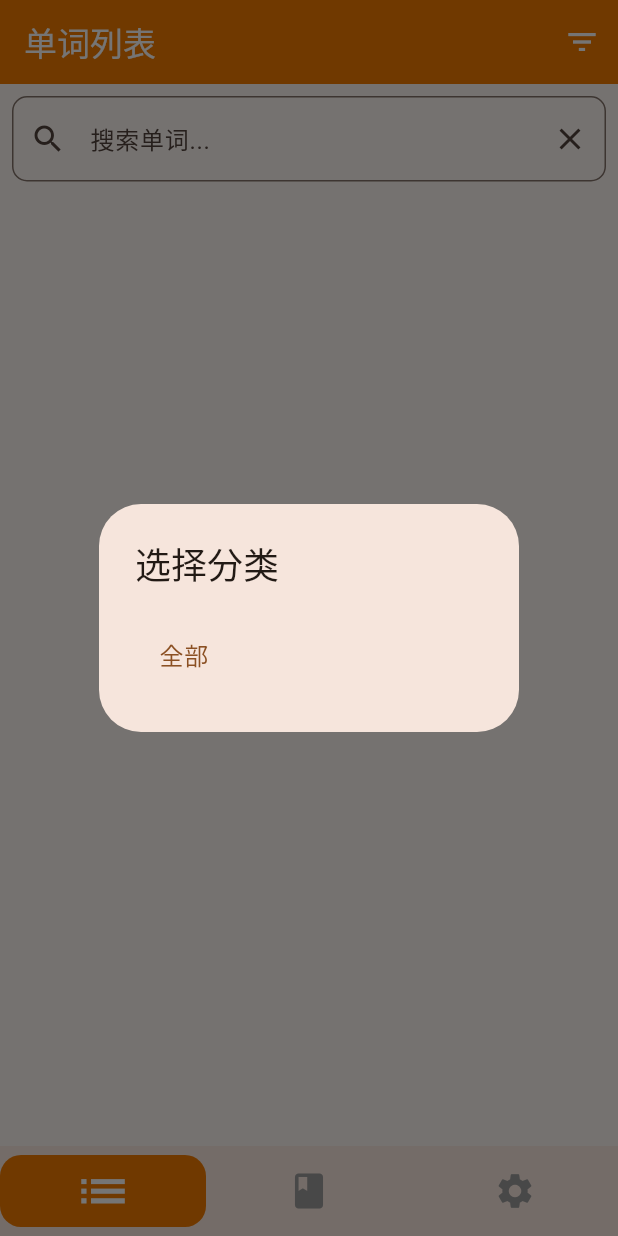
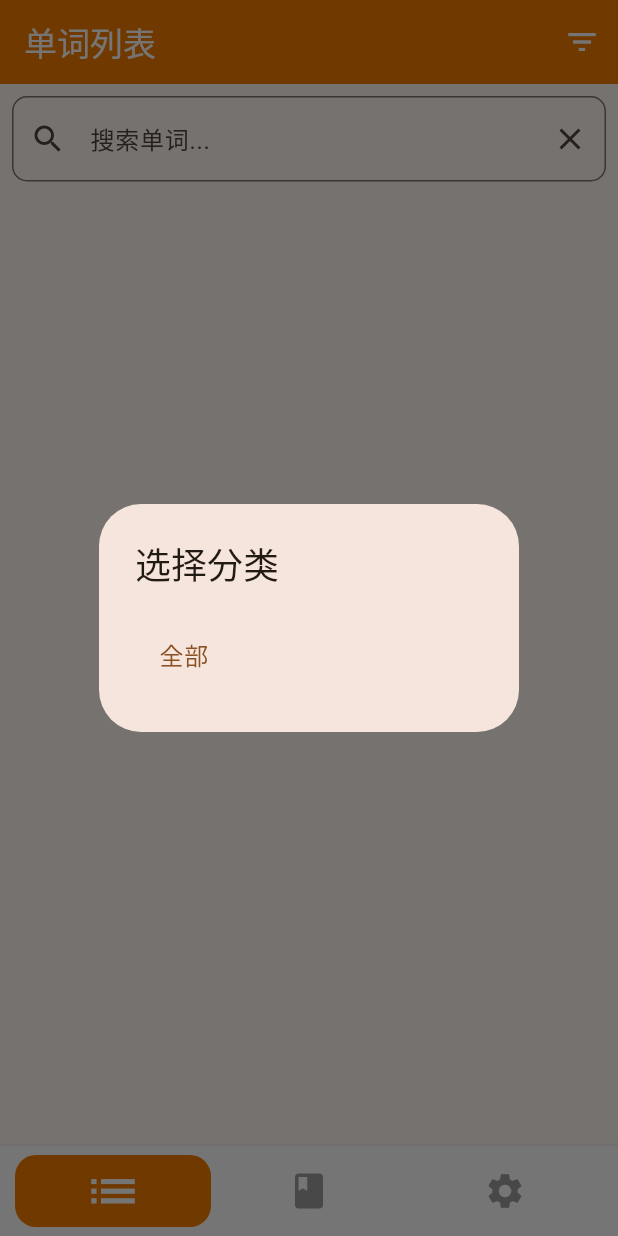
Before and after one commit to sner21/jp, a Flutter app: the screen it shows after launch, after a tap on the "filter list" icon, on a phone screen of 412 x 824 dp. Run offline on Flutter 3.47's test engine with Material 3 defaults, Android fonts, the phone set to English and light mode, and no system bars; our stand-ins replace audioplayers, csv, file_picker, flutter_dotenv, hive, hive_flutter and 2 more; accounts and stored records are empty; generated files the repository leaves out were written again.

Commit message:
20241215

```diff
--- a/lib/screens/home_screen.dart
+++ b/lib/screens/home_screen.dart
@@ -10,7 +10,7 @@ import 'package:flutter/foundation.dart';
 import 'dart:developer' as developer;
 import '../widgets/import_dialogs.dart';
 import '../controllers/vocabulary_controller.dart';
-
+import 'package:flutter/services.dart';
 class HomeScreen extends StatefulWidget {
   const HomeScreen({super.key});
 
@@ -19,10 +19,42 @@ class HomeScreen extends StatefulWidget {
 }
 
 class _HomeScreenState extends State<HomeScreen> {
+  late final VocabularyController _vocabularyController;
   final StorageManager _storageManager =
       StorageManager(Supabase.instance.client);
   final TTSService _ttsService = TTSService();
   int _selectedIndex = 1; // 当前选中的页面索引
+
+  @override
+  void initState() {
+    super.initState();
+    _vocabularyController = VocabularyController.getInstance(
+      storageManager: _storageManager,
+      ttsService: _ttsService,
+      setState: setState,
+      context: context,
+    );
+    Supabase.instance.client.auth.onAuthStateChange.listen((event) {
+      if (event.event == AuthChangeEvent.signedIn) {
+        try {
+          _vocabularyController.storageManager.syncToCloud();
+        } catch (e) {
+          SnackBar(
+            content: Text('同步失败: $e'),
+            duration: const Duration(seconds: 3),
+            action: SnackBarAction(
+              label: '重试',
+              onPressed: () {
+                _vocabularyController.storageManager.syncToCloud();
+                _vocabularyController.loadWords();
+              },
+            ),
+          );
+        }
+      }
+      _vocabularyController.loadWords();
+    });
+  }
 
   Future<void> _clearTTSCache() async {
     try {
@@ -43,23 +75,16 @@ class _HomeScreenState extends State<HomeScreen> {
 
   @override
   Widget build(BuildContext context) {
-    final controller = VocabularyController.getInstance(
-      storageManager: StorageManager(Supabase.instance.client),
-      ttsService: TTSService(),
-      setState: setState,
-      context: context,
-    ); // 页面列表
     final List<Widget> _pages = [
-      const WordListScreen(), // 单词列表页面
-      VocabularyScreen(controller: controller), // 生词本页面
-      const SettingsScreen(), // 设置页面
+      const WordListScreen(),
+      VocabularyScreen(controller: _vocabularyController),
+      const SettingsScreen(),
     ];
-    print(333);
 
     return Scaffold(
       body: _pages[_selectedIndex],
       floatingActionButton: Container(
-        width: MediaQuery.of(context).size.width / 3, // 屏幕宽度的三分之一
+        width: MediaQuery.of(context).size.width / 3,
         height: 50.0,
         margin: const EdgeInsets.only(top: 60),
         // child: FloatingActionButton(
@@ -77,17 +102,20 @@ class _HomeScreenState extends State<HomeScreen> {
       ),
       floatingActionButtonLocation: FloatingActionButtonLocation.centerDocked,
       bottomNavigationBar: BottomAppBar(
+        shadowColor: Colors.grey,
         height: 60.0,
         // elevation: 8.0, // 阴影高度
         // padding: const EdgeInsets.symmetric(horizontal: 0,vertical: 0,), // 内边距
         padding: const EdgeInsets.only(bottom: 0, top: 0), // 内边距
         // clipBehavior: Clip.antiAlias, // 裁剪行为
         shape: null,
+        color: Colors.white ,
         // notchMargin: -20.0,
-        child: Row(
+        child: Padding(
+          padding: const EdgeInsets.only(left: 10, right: 10),
+          child: Row(
           mainAxisAlignment: MainAxisAlignment.spaceAround,
           children: List.generate(_pages.length, (index) {
-            // 定义每个页面对应的图标
             IconData icon;
             switch (index) {
               case 0:
@@ -112,6 +140,7 @@ class _HomeScreenState extends State<HomeScreen> {
                       : Theme.of(context).bannerTheme.backgroundColor,
                 ),
                 child: IconButton(
+
                   color: _selectedIndex == index ? Colors.white : Colors.grey,
                   icon: AnimatedScale(
                     scale: _selectedIndex == index ? 1.2 : 1.0, // 选中时放大1.2倍
@@ -120,6 +149,7 @@ class _HomeScreenState extends State<HomeScreen> {
                     child: Icon(icon, size: index == 0 ? 32 : 28),
                   ),
                   onPressed: () {
+                    HapticFeedback.lightImpact();  // 添加轻微震动反馈
                     setState(() {
                       _selectedIndex = index;
                     });
@@ -128,75 +158,7 @@ class _HomeScreenState extends State<HomeScreen> {
               ),
             );
           }),
-          // children: <Widget>[
-          //   Expanded(
-          //     child: Container(
-          //       // height: 60.0,
-          //       decoration: BoxDecoration(
-          //         // 设置圆角
-          //         borderRadius: BorderRadius.circular(14.0), // 可以调整数值来改变圆角大小
-          //         color: _selectedIndex == 1
-          //             ? Theme.of(context).appBarTheme.backgroundColor
-          //             : Theme.of(context).bannerTheme.backgroundColor,
-          //       ),
-          //       child: IconButton(
-          //         // constraints: const BoxConstraints(minHeight: 800),
-          //         color: _selectedIndex == 1 ? Colors.white : Colors.grey,
-          //         icon: const Icon(Icons.list,size: 28),
-          //         onPressed: () {
-          //           setState(() {
-          //             _selectedIndex = 1;
-          //           });
-          //         },
-          //       ),
-          //     ),
-          //   ),
-          //         Expanded(
-          //     child: Container(
-          //       // height: 60.0,
-          //       decoration: BoxDecoration(
-          //         // 设置圆角
-          //         borderRadius: BorderRadius.circular(14.0), // 可以调整数值来改变圆角大小
-          //         color: _selectedIndex == 0
-          //             ? Theme.of(context).appBarTheme.backgroundColor
-          //             : Theme.of(context).bannerTheme.backgroundColor,
-          //       ),
-          //       child: IconButton(
-          //         // constraints: const BoxConstraints(minHeight: 800),
-          //         color: _selectedIndex == 0 ? Colors.white : Colors.grey,
-          //         icon: const Icon(Icons.book,size: 32),
-          //         onPressed: () {
-          //           setState(() {
-          //             _selectedIndex = 0;
-          //           });
-          //         },
-          //       ),
-          //     ),
-          //   ),
-          //   Expanded(
-          //     child: Container(
-          //       // height: 60.0,
-          //       decoration: BoxDecoration(
-          //         // 设置圆角
-          //         borderRadius: BorderRadius.circular(14.0), // 可以调整数值来改变圆角大小
-          //         color: _selectedIndex == 2
-          //             ? Theme.of(context).appBarTheme.backgroundColor
-          //             : Theme.of(context).bannerTheme.backgroundColor,
-          //       ),
-          //       child: IconButton(
-          //         // constraints: const BoxConstraints(minHeight: 800),
-          //         color: _selectedIndex == 2 ? Colors.white : Colors.grey,
-          //         icon: const Icon(Icons.settings,size: 28),
-          //         onPressed: () {
-          //           setState(() {
-          //             _selectedIndex = 2;
-          //           });
-          //         },
-          //       ),
-          //     ),
-          //   ),
-          // ],
-        ),
+        )),
       ),
     );
   }
--- a/lib/screens/vocabulary_screen.dart
+++ b/lib/screens/vocabulary_screen.dart
@@ -32,12 +32,7 @@ class _VocabularyScreenState extends State<VocabularyScreen> {
   void initState() {
     super.initState();
     _controller = widget.controller;
-    Supabase.instance.client.auth.onAuthStateChange.listen((event) {
-      if (event.event == AuthChangeEvent.signedIn) {
-        _controller.storageManager.syncToCloud();
-      }
-      _controller.loadWords();
-    });
+
     // _pageController = PageController(initialPage: _controller.currentWordIndex);
 
     // _controller.loadWords();
@@ -136,8 +131,7 @@ class _VocabularyScreenState extends State<VocabularyScreen> {
           IconButton(
             icon: const Icon(Icons.filter_list),
             onPressed: () async {
-              final categories =
-                  await _controller.storageManager.getAllCategories();
+              final categories = _controller.storageManager.categoriesList;
               if (!mounted) return;
               showDialog(
                 context: context,
@@ -248,8 +242,9 @@ class _VocabularyScreenState extends State<VocabularyScreen> {
                             ),
                           ),
                           Container(
+                            // margin: const EdgeInsets.only(top: 16.0),
                             padding: const EdgeInsets.symmetric(
-                                vertical: 16.0, horizontal: 8.0),
+                                vertical: 24.0, horizontal: 8.0),
                             decoration: BoxDecoration(
                               color: Colors.white,
                               boxShadow: [
@@ -265,7 +260,7 @@ class _VocabularyScreenState extends State<VocabularyScreen> {
                               children: [
                                 Padding(
                                   padding:
-                                      const EdgeInsets.only(bottom: 16.0),
+                                      const EdgeInsets.only(bottom: 28.0),
                                   child: Row(
                                     mainAxisAlignment:
                                         MainAxisAlignment.center,
@@ -327,7 +322,7 @@ class _VocabularyScreenState extends State<VocabularyScreen> {
                                           _showPageJumpDialog(context),
                                       child: Text(
                                         '${_controller.currentWordIndex + 1}/${_controller.filteredWords.length}',
-                                        style: const TextStyle(fontSize: 16),
+                                        style: const TextStyle(fontSize: 20),
                                       ),
                                     ),
                                   ],
--- a/lib/services/storage_manager.dart
+++ b/lib/services/storage_manager.dart
@@ -2,14 +2,14 @@ import 'package:hive_flutter/hive_flutter.dart';
 import 'package:supabase_flutter/supabase_flutter.dart';
 import '../models/word.dart';
 import 'storage_interface.dart';
-import 'package:flutter/foundation.dart';  // 添加这行
-import 'dart:developer' as developer;      // 添加这行
+import 'package:flutter/foundation.dart'; // 添加这行
+import 'dart:developer' as developer; // 添加这行
 
 class StorageManager implements StorageInterface {
   final SupabaseClient _supabase;
   Box<Word>? _wordBox;
   bool get isLoggedIn => _supabase.auth.currentUser != null;
-
+  List categoriesList = [];
   StorageManager(this._supabase);
 
   Future<void> init() async {
@@ -29,13 +29,15 @@ class StorageManager implements StorageInterface {
             .select()
             .eq('user_id', _supabase.auth.currentUser!.id);
 
-        return (response as List).map((json) => Word(
+        return (response as List)
+            .map((json) => Word(
                   id: json['id'].toString(),
                   japanese: json['japanese'],
                   pronunciation: json['pronunciation'],
                   meaning: json['meaning'],
                   category: json['category'],
-            )).toList();
+                ))
+            .toList();
       } catch (e) {
         return _wordBox!.values.toList();
       }
@@ -61,9 +63,8 @@ class StorageManager implements StorageInterface {
         await _wordBox!.put(newWord.id, newWord);
       }
     } else {
-      final newWord = word.copyWith(
-        id: DateTime.now().millisecondsSinceEpoch.toString()
-      );
+      final newWord =
+          word.copyWith(id: DateTime.now().millisecondsSinceEpoch.toString());
       await _wordBox!.put(newWord.id, newWord);
     }
   }
@@ -99,12 +100,14 @@ class StorageManager implements StorageInterface {
   Future<List<String>> getAllCategories() async {
     await init();
     final words = await getAllWords();
-    return words
+    final data = words
         .map((word) => word.category)
         .where((category) => category != null)
         .map((category) => category!)
         .toSet()
         .toList();
+    categoriesList = data;
+    return data;
   }
 
   @override
@@ -146,7 +149,7 @@ class StorageManager implements StorageInterface {
       final response = await _supabase
           .from('words')
           .select()
-          .eq('user_id', userId as String);  // 明确转换为非空字符串
+          .eq('user_id', userId as String); // 明确转换为非空字符串
       final cloudData = response as List;
       debugPrint('云端数据数量: ${cloudData.length}');
 
@@ -161,13 +164,11 @@ class StorageManager implements StorageInterface {
       if (localWords.isNotEmpty) {
         final wordsWithUserId = localWords.map((word) {
           final json = word.toJson();
-          json['user_id'] = userId;  // 使用非空的 userId
+          json['user_id'] = userId; // 使用非空的 userId
           return json;
         }).toList();
 
-        await _supabase
-            .from('words')
-            .upsert(wordsWithUserId);
+        await _supabase.from('words').upsert(wordsWithUserId);
         debugPrint('数据上传成功');
       }
     } catch (e) {
@@ -218,9 +219,7 @@ class StorageManager implements StorageInterface {
         return json;
       }).toList();
 
-      await _supabase
-          .from('words')
-          .upsert(wordsWithUserId);
+      await _supabase.from('words').upsert(wordsWithUserId);
     } catch (e) {
       rethrow;
     }
@@ -245,7 +244,6 @@ class StorageManager implements StorageInterface {
 
       // 如果邮箱已验证，可以继续处理
       debugPrint('注册成功，邮箱已验证');
-
     } catch (e) {
       if (e.toString().contains('Email rate limit exceeded')) {
         throw Exception('该邮箱注册过于频繁，请稍后再试');
@@ -253,7 +251,9 @@ class StorageManager implements StorageInterface {
         throw Exception('该邮箱已被注册');
       } else if (e.toString().contains('Invalid email')) {
         throw Exception('邮箱格式不正确');
-      } else if (e.toString().contains('Password should be at least 6 characters')) {
+      } else if (e
+          .toString()
+          .contains('Password should be at least 6 characters')) {
         throw Exception('密码长度至少为6位');
       }
       debugPrint('注册失败: $e');
```
Lines whose indentation alone changed are shown as unchanged.
